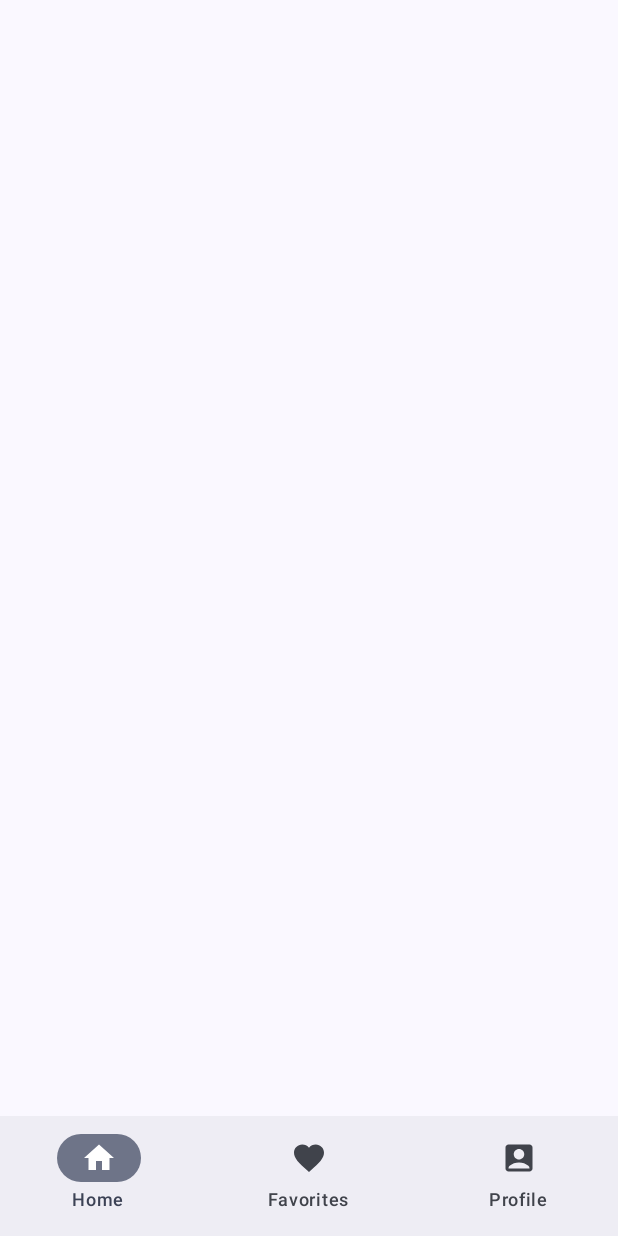
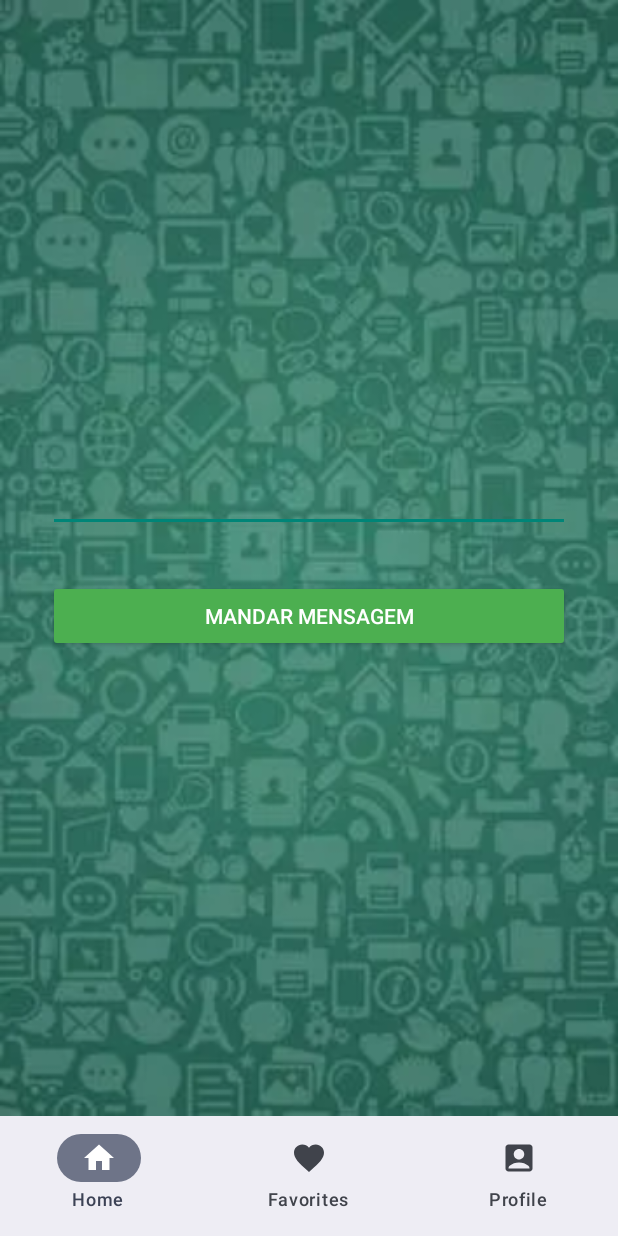
Before and after one commit to MatheusAlvesPereira/zpmessage, an Android app built with Jetpack Compose: the screen it shows after launch (MainActivity), on a phone screen of 412 x 824 dp. Run offline under Robolectric (Android 15) with nearby library versions, the phone set to English and light mode, and no system bars; our stand-ins replace navigation suite.

Commit message:
adding input and navigation system

```diff
--- a/app/src/main/java/com/example/zapmessage/MainActivity.kt
+++ b/app/src/main/java/com/example/zapmessage/MainActivity.kt
@@ -4,14 +4,13 @@ import android.os.Bundle
 import androidx.activity.ComponentActivity
 import androidx.activity.compose.setContent
 import androidx.activity.enableEdgeToEdge
+import androidx.compose.foundation.layout.Box
 import androidx.compose.foundation.layout.fillMaxSize
-import androidx.compose.foundation.layout.padding
 import androidx.compose.material.icons.Icons
 import androidx.compose.material.icons.filled.AccountBox
 import androidx.compose.material.icons.filled.Favorite
 import androidx.compose.material.icons.filled.Home
 import androidx.compose.material3.Icon
-import androidx.compose.material3.Scaffold
 import androidx.compose.material3.Text
 import androidx.compose.material3.adaptive.navigationsuite.NavigationSuiteScaffold
 import androidx.compose.runtime.Composable
@@ -19,10 +18,11 @@ import androidx.compose.runtime.getValue
 import androidx.compose.runtime.mutableStateOf
 import androidx.compose.runtime.saveable.rememberSaveable
 import androidx.compose.runtime.setValue
+import androidx.compose.ui.Alignment
 import androidx.compose.ui.Modifier
 import androidx.compose.ui.graphics.vector.ImageVector
-import androidx.compose.ui.tooling.preview.Preview
 import androidx.compose.ui.tooling.preview.PreviewScreenSizes
+import androidx.compose.ui.viewinterop.AndroidView
 import com.example.zapmessage.ui.theme.ZapmessageTheme
 
 class MainActivity : ComponentActivity() {
@@ -58,7 +58,31 @@ fun ZapmessageApp() {
                 )
             }
         }
-    )
+    ) {
+        when (currentDestination) {
+            AppDestinations.HOME -> {
+                AndroidView(
+                    modifier = Modifier.fillMaxSize(),
+                    factory = { context ->
+                        android.view.LayoutInflater.from(context)
+                            .inflate(R.layout.mainlayout, null)
+                    }
+                )
+            }
+
+            AppDestinations.FAVORITES -> {
+                Box(modifier = Modifier.fillMaxSize(), contentAlignment = Alignment.Center) {
+                    Text("Favorites Screen")
+                }
+            }
+
+            AppDestinations.PROFILE -> {
+                Box(modifier = Modifier.fillMaxSize(), contentAlignment = Alignment.Center) {
+                    Text("Profile Screen")
+                }
+            }
+        }
+    }
 }
 
 enum class AppDestinations(
--- a/app/src/main/java/com/example/zapmessage/SearchBar.kt
+++ b/app/src/main/java/com/example/zapmessage/SearchBar.kt
@@ -0,0 +1,5 @@
+package com.example.zapmessage
+
+fun SearchBar() {
+
+}
--- a/app/src/main/res/layout/mainlayout.xml
+++ b/app/src/main/res/layout/mainlayout.xml
@@ -2,26 +2,42 @@
 <androidx.constraintlayout.widget.ConstraintLayout xmlns:android="http://schemas.android.com/apk/res/android"
     xmlns:app="http://schemas.android.com/apk/res-auto"
     xmlns:tools="http://schemas.android.com/tools"
+    android:id="@+id/linearLayout"
     android:layout_width="match_parent"
     android:layout_height="match_parent"
+    android:background="@drawable/whatsappbackground"
     android:orientation="vertical"
-    android:id="@+id/linearLayout" >
+    tools:paddingBottom="80dp">
 
-    <ImageView
-        android:id="@+id/imageView"
-        android:layout_width="437dp"
-        android:layout_height="833dp"
-        android:src="@drawable/whatsappbackground"
+    <EditText
+        android:id="@+id/inputText"
+        android:layout_width="0dp"
+        android:layout_height="wrap_content"
+        android:layout_marginStart="32dp"
+        android:layout_marginEnd="32dp"
+        android:ems="10"
+        android:inputType="phone"
+        android:textColor="@color/white"
+        android:textColorHighlight="@color/white"
+        android:textColorHint="@color/white"
+        app:layout_constraintBottom_toTopOf="@+id/btn_search"
         app:layout_constraintEnd_toEndOf="parent"
         app:layout_constraintStart_toStartOf="parent"
-        tools:layout_editor_absoluteY="-50dp"
-        tools:src="@drawable/whatsappbackground" />
+        app:layout_constraintTop_toTopOf="parent"
+        app:layout_constraintVertical_chainStyle="packed" />
 
     <Button
-        android:id="@+id/button"
-        android:layout_width="wrap_content"
+        android:id="@+id/btn_search"
+        android:layout_width="0dp"
         android:layout_height="wrap_content"
-        android:text="Button"
-        tools:layout_editor_absoluteX="161dp"
-        tools:layout_editor_absoluteY="501dp" />
+        android:layout_marginStart="32dp"
+        android:layout_marginTop="32dp"
+        android:layout_marginEnd="32dp"
+        android:backgroundTint="#4CAF50"
+        android:text="Mandar mensagem"
+        android:textColor="@color/white"
+        app:layout_constraintBottom_toBottomOf="parent"
+        app:layout_constraintEnd_toEndOf="parent"
+        app:layout_constraintStart_toStartOf="parent"
+        app:layout_constraintTop_toBottomOf="@+id/inputText" />
 </androidx.constraintlayout.widget.ConstraintLayout>
```
